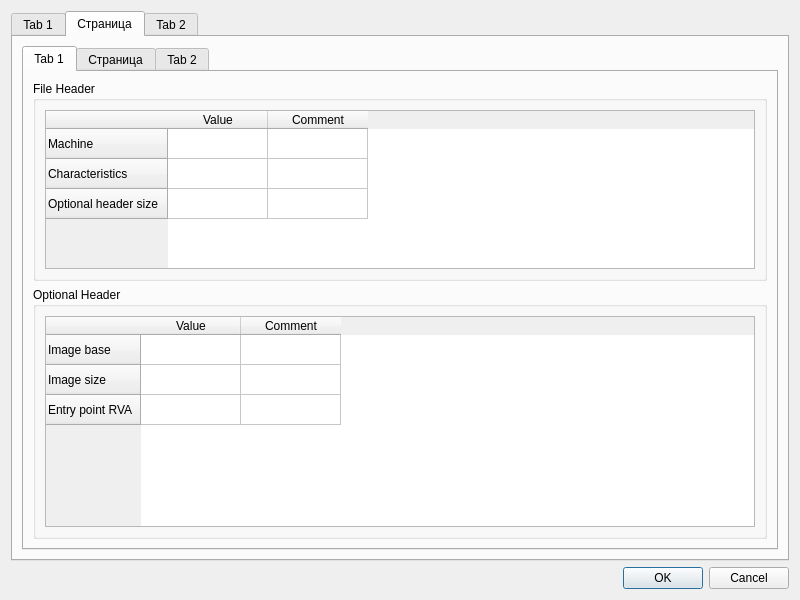
First picture: the form in fpropsdialog.ui, repository vvd7683/SimScanner, before the edit.
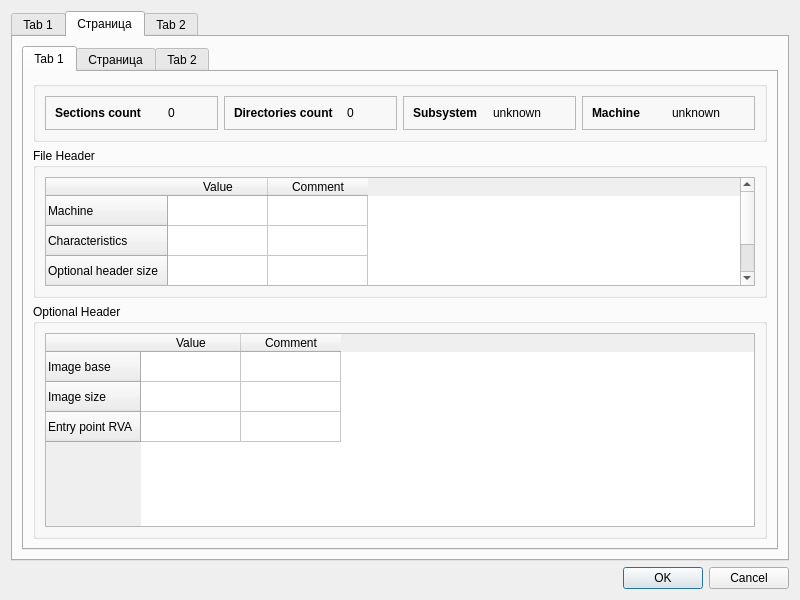
Second picture: the form after the edit. The open tabs and pages were chosen to show the change.

Commit message: OpenNN attached; QNNWrapper class development

What changed in the file:
```diff
--- a/fpropsdialog.ui
+++ b/fpropsdialog.ui
@@ -264,18 +264,179 @@
            <string>Tab 1</string>
           </attribute>
           <layout class="QVBoxLayout" name="layoutFileInfo_2">
+           <item>
+            <widget class="QGroupBox" name="gboxCommon">
+             <property name="title">
+              <string/>
+             </property>
+             <layout class="QHBoxLayout" name="horizontalLayout_12">
+              <item>
+               <widget class="QFrame" name="frameSectionsCount">
+                <property name="frameShape">
+                 <enum>QFrame::StyledPanel</enum>
+                </property>
+                <property name="frameShadow">
+                 <enum>QFrame::Raised</enum>
+                </property>
+                <layout class="QHBoxLayout" name="horizontalLayout_8">
+                 <item>
+                  <widget class="QLabel" name="lSectionsCount">
+                   <property name="font">
+                    <font>
+                     <weight>75</weight>
+                     <bold>true</bold>
+                    </font>
+                   </property>
+                   <property name="text">
+                    <string>Sections count</string>
+                   </property>
+                  </widget>
+                 </item>
+                 <item>
+                  <widget class="QLabel" name="lSectionsCountVal">
+                   <property name="maximumSize">
+                    <size>
+                     <width>40</width>
+                     <height>16777215</height>
+                    </size>
+                   </property>
+                   <property name="text">
+                    <string>0</string>
+                   </property>
+                  </widget>
+                 </item>
+                </layout>
+               </widget>
+              </item>
+              <item>
+               <widget class="QFrame" name="frameSectionsCount_2">
+                <property name="frameShape">
+                 <enum>QFrame::StyledPanel</enum>
+                </property>
+                <property name="frameShadow">
+                 <enum>QFrame::Raised</enum>
+                </property>
+                <layout class="QHBoxLayout" name="horizontalLayout_9">
+                 <item>
+                  <widget class="QLabel" name="lDirectoriesCount">
+                   <property name="font">
+                    <font>
+                     <weight>75</weight>
+                     <bold>true</bold>
+                    </font>
+                   </property>
+                   <property name="text">
+                    <string>Directories count</string>
+                   </property>
+                  </widget>
+                 </item>
+                 <item>
+                  <widget class="QLabel" name="lDirectoriesCountVal">
+                   <property name="maximumSize">
+                    <size>
+                     <width>40</width>
+                     <height>16777215</height>
+                    </size>
+                   </property>
+                   <property name="text">
+                    <string>0</string>
+                   </property>
+                  </widget>
+                 </item>
+                </layout>
+               </widget>
+              </item>
+              <item>
+               <widget class="QFrame" name="frameSectionsCount_3">
+                <property name="frameShape">
+                 <enum>QFrame::StyledPanel</enum>
+                </property>
+                <property name="frameShadow">
+                 <enum>QFrame::Raised</enum>
+                </property>
+                <layout class="QHBoxLayout" name="horizontalLayout_10">
+                 <item>
+                  <widget class="QLabel" name="lSubsystem">
+                   <property name="font">
+                    <font>
+                     <weight>75</weight>
+                     <bold>true</bold>
+                    </font>
+                   </property>
+                   <property name="text">
+                    <string>Subsystem</string>
+                   </property>
+                  </widget>
+                 </item>
+                 <item>
+                  <widget class="QLabel" name="lSubsystemVal">
+                   <property name="maximumSize">
+                    <size>
+                     <width>80</width>
+                     <height>16777215</height>
+                    </size>
+                   </property>
+                   <property name="text">
+                    <string>unknown</string>
+                   </property>
+                  </widget>
+                 </item>
+                </layout>
+               </widget>
+              </item>
+              <item>
+               <widget class="QFrame" name="frameSectionsCount_4">
+                <property name="frameShape">
+                 <enum>QFrame::StyledPanel</enum>
+                </property>
+                <property name="frameShadow">
+                 <enum>QFrame::Raised</enum>
+                </property>
+                <layout class="QHBoxLayout" name="horizontalLayout_11">
+                 <item>
+                  <widget class="QLabel" name="lMachine">
+                   <property name="font">
+                    <font>
+                     <weight>75</weight>
+                     <bold>true</bold>
+                    </font>
+                   </property>
+                   <property name="text">
+                    <string>Machine</string>
+                   </property>
+                  </widget>
+                 </item>
+                 <item>
+                  <widget class="QLabel" name="lMachineVal">
+                   <property name="maximumSize">
+                    <size>
+                     <width>80</width>
+                     <height>16777215</height>
+                    </size>
+                   </property>
+                   <property name="text">
+                    <string>unknown</string>
+                   </property>
+                  </widget>
+                 </item>
+                </layout>
+               </widget>
+              </item>
+             </layout>
+            </widget>
+           </item>
            <item>
             <widget class="QGroupBox" name="gboxFileHeader">
              <property name="minimumSize">
               <size>
                <width>0</width>
-               <height>200</height>
+               <height>150</height>
               </size>
              </property>
              <property name="maximumSize">
               <size>
                <width>16777215</width>
-               <height>200</height>
+               <height>150</height>
               </size>
              </property>
              <property name="title">
@@ -323,6 +484,12 @@
            </item>
            <item>
             <widget class="QGroupBox" name="gboxOptionalHeader">
+             <property name="maximumSize">
+              <size>
+               <width>16777215</width>
+               <height>300</height>
+              </size>
+             </property>
              <property name="title">
               <string>Optional Header</string>
              </property>
```
Left out of the diff: 2 changed lines with no effect on the pictures. The commit also changes 10 other files.
